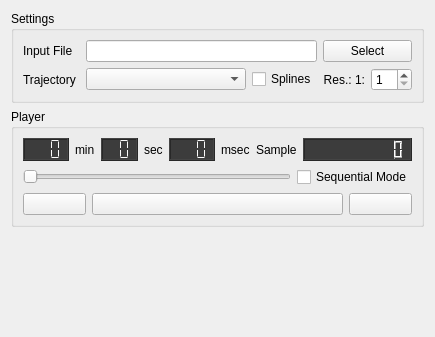
The window that Modules/IGTUI/Qmitk/QmitkIGTPlayerWidgetControls.ui (MITK/MITK) describes before a commit, drawn with Qt 5; both pictures show x 0 to 435 and y 0 to 337 of the 435 by 689 pixel window.
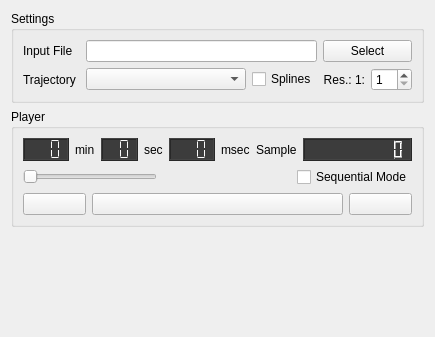
The same window after the commit. Icons and pictures are not drawn.

Commit message: Set player's slider bar to initially invisible.

Patch:
```diff
--- a/Modules/IGTUI/Qmitk/QmitkIGTPlayerWidgetControls.ui
+++ b/Modules/IGTUI/Qmitk/QmitkIGTPlayerWidgetControls.ui
@@ -306,6 +306,19 @@
           </property>
          </widget>
         </item>
+        <item>
+         <spacer name="horizontalSpacer">
+          <property name="orientation">
+           <enum>Qt::Horizontal</enum>
+          </property>
+          <property name="sizeHint" stdset="0">
+           <size>
+            <width>40</width>
+            <height>20</height>
+           </size>
+          </property>
+         </spacer>
+        </item>
         <item>
          <widget class="QCheckBox" name="sequencialModeCheckBox">
           <property name="layoutDirection">
```
The commit also changes 2 other files.
